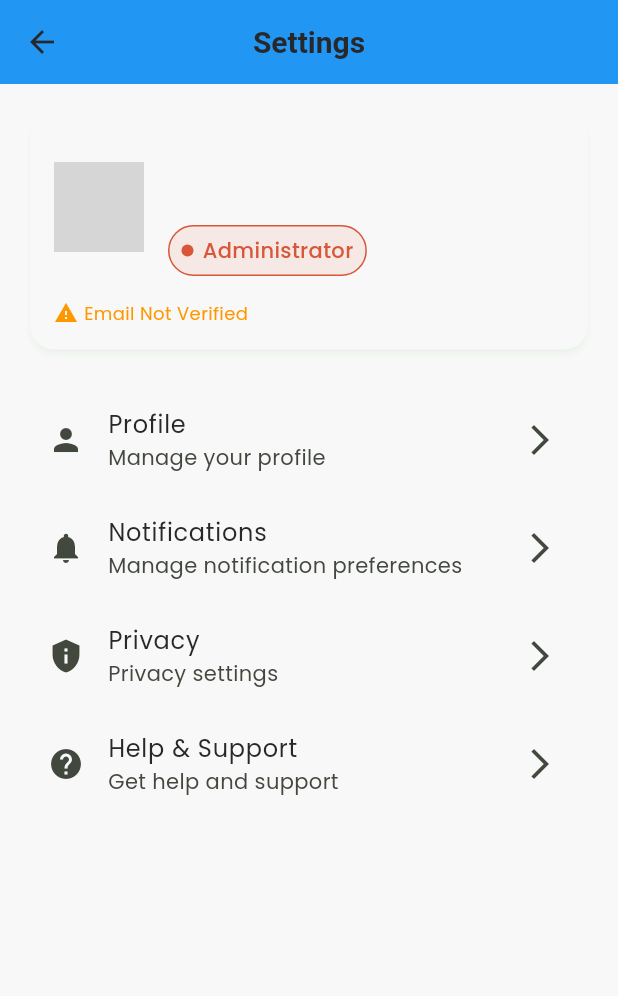
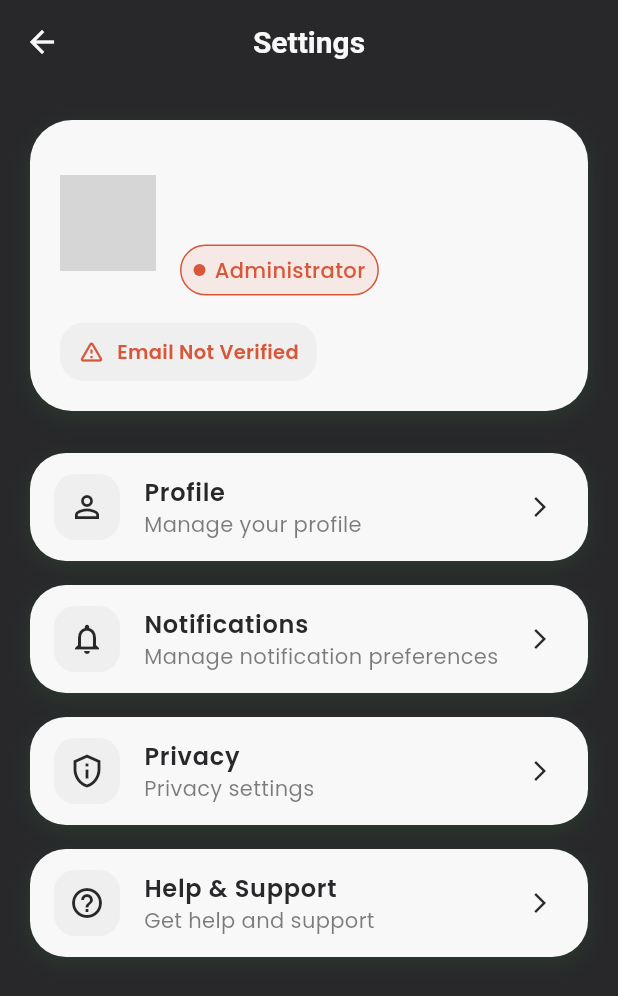
Before and after one commit to munirahmad9959/meetly, a Flutter app: the SettingsPage screen opened directly, on a phone screen of 412 x 824 dp. Shown: the top 996 px of the screen. Run offline on Flutter 3.47's test engine with Material 3 defaults, Android fonts, the light colour scheme and no system bars; our stand-ins replace cloud_firestore, firebase_auth, firebase_core, flutter_dotenv, google_fonts; accounts and stored records are empty; network calls fail; grey boxes are pictures that could not be loaded.

Commit message:
REFACTOR: Modernize settings page with improved design and layout
- Redesign settings page with AppTheme color scheme and modern card-based layout
- Implement custom settings tiles with proper spacing and visual hierarchy
- Add user profile card with enhanced styling and verification status display
- Replace basic ListTiles with custom components using brand colors and shadows
- Improve responsive design with proper padding and container decorations

```diff
--- a/lib/features/settings/presentation/pages/settings_page.dart
+++ b/lib/features/settings/presentation/pages/settings_page.dart
@@ -1,4 +1,5 @@
 import 'package:flutter/material.dart';
+import 'package:meetly/shared/theme/app_theme.dart';
 import 'package:provider/provider.dart';
 import '../../../auth/presentation/providers/auth_provider.dart';
 import '../../../auth/presentation/widgets/role_badge.dart';
@@ -9,14 +10,23 @@ class SettingsPage extends StatelessWidget {
   @override
   Widget build(BuildContext context) {
     return Scaffold(
+      backgroundColor: AppTheme.brandBlack,
       appBar: AppBar(
-        title: const Text('Settings'),
-        backgroundColor: Colors.blue,
-        foregroundColor: Colors.white,
+        backgroundColor: AppTheme.brandBlack,
+        elevation: 0,
+        title: const Text(
+          'Settings',
+          style: TextStyle(
+            color: AppTheme.brandBg,
+            fontWeight: FontWeight.w600,
           ),
-      body: Padding(
-        padding: const EdgeInsets.all(16.0),
+        ),
+        iconTheme: const IconThemeData(color: AppTheme.brandBg),
+      ),
+      body: SingleChildScrollView(
+        padding: const EdgeInsets.symmetric(horizontal: 20, vertical: 24),
         child: Column(
+          crossAxisAlignment: CrossAxisAlignment.stretch,
           children: [
             // User Profile Card
             Consumer<AuthProvider>(
@@ -24,22 +34,27 @@ class SettingsPage extends StatelessWidget {
                 final user = authProvider.user;
                 if (user == null) return const SizedBox.shrink();
 
-                return Card(
-                  elevation: 2,
-                  child: Padding(
-                    padding: const EdgeInsets.all(16.0),
+                return Container(
+                  decoration: BoxDecoration(
+                    color: AppTheme.brandBg,
+                    borderRadius: BorderRadius.circular(28),
+                    boxShadow: AppTheme.cardShadow,
+                  ),
+                  padding: const EdgeInsets.all(20),
                   child: Column(
+                    crossAxisAlignment: CrossAxisAlignment.start,
                     children: [
                       Row(
+                        crossAxisAlignment: CrossAxisAlignment.center,
                         children: [
                           CircleAvatar(
-                              radius: 30,
-                              backgroundColor: Colors.blue.withValues(alpha: 0.1),
+                            radius: 32,
+                            backgroundColor: AppTheme.brandBg,
                             backgroundImage: user.photoUrl != null
                                 ? NetworkImage(user.photoUrl!)
                                 : null,
                             child: user.photoUrl == null
-                                  ? RoleIcon(role: user.role, size: 30)
+                                ? RoleIcon(role: user.role, size: 32)
                                 : null,
                           ),
                           const SizedBox(width: 16),
@@ -50,8 +65,9 @@ class SettingsPage extends StatelessWidget {
                                 Text(
                                   user.fullName ?? 'No Name',
                                   style: const TextStyle(
-                                      fontSize: 18,
-                                      fontWeight: FontWeight.bold,
+                                    fontSize: 20,
+                                    fontWeight: FontWeight.w700,
+                                    color: AppTheme.brandBlack,
                                   ),
                                 ),
                                 const SizedBox(height: 4),
@@ -59,39 +75,79 @@ class SettingsPage extends StatelessWidget {
                                   user.email,
                                   style: TextStyle(
                                     fontSize: 14,
-                                      color: Colors.grey[600],
+                                    color: AppTheme.brandBlack.withValues(alpha: 0.7),
                                   ),
                                 ),
-                                  const SizedBox(height: 8),
+                                const SizedBox(height: 10),
                                 RoleBadge(role: user.role),
                               ],
                             ),
                           ),
                         ],
                       ),
-                        const SizedBox(height: 16),
-                        Row(
+                      const SizedBox(height: 18),
+                      Container(
+                        padding: const EdgeInsets.symmetric(
+                          horizontal: 12,
+                          vertical: 10,
+                        ),
+                        decoration: BoxDecoration(
+                          color: AppTheme.brandBullet,
+                          borderRadius: BorderRadius.circular(16),
+                        ),
+                        child: Row(
+                          mainAxisSize: MainAxisSize.min,
                           children: [
                             Icon(
-                              user.emailVerified
-                                  ? Icons.verified
-                                  : Icons.warning,
+                              user.emailVerified ? Icons.verified : Icons.warning_amber_rounded,
                               color: user.emailVerified
-                                  ? Colors.green
-                                  : Colors.orange,
-                              size: 16,
+                                  ? AppTheme.brandGreen
+                                  : AppTheme.brandDanger,
+                              size: 18,
                             ),
-                            const SizedBox(width: 4),
+                            const SizedBox(width: 8),
                             Text(
                               user.emailVerified
                                   ? 'Email Verified'
                                   : 'Email Not Verified',
                               style: TextStyle(
                                 color: user.emailVerified
-                                    ? Colors.green
-                                    : Colors.orange,
-                                fontSize: 12,
+                                    ? AppTheme.brandGreen
+                                    : AppTheme.brandDanger,
+                                fontSize: 13,
+                                fontWeight: FontWeight.w600,
                               ),
+                            ),
+                          ],
+                        ),
+                      ),
+                    ],
+                  ),
+                );
+              },
+            ),
+            const SizedBox(height: 28),
+            _SettingsListSection(
+              items: const [
+                _SettingsTileData(
+                  icon: Icons.person_outline,
+                  title: 'Profile',
+                  subtitle: 'Manage your profile',
+                ),
+                _SettingsTileData(
+                  icon: Icons.notifications_outlined,
+                  title: 'Notifications',
+                  subtitle: 'Manage notification preferences',
+                ),
+                _SettingsTileData(
+                  icon: Icons.privacy_tip_outlined,
+                  title: 'Privacy',
+                  subtitle: 'Privacy settings',
+                ),
+                _SettingsTileData(
+                  icon: Icons.help_outline,
+                  title: 'Help & Support',
+                  subtitle: 'Get help and support',
                 ),
               ],
             ),
@@ -99,36 +155,88 @@ class SettingsPage extends StatelessWidget {
         ),
       ),
     );
-              },
-            ),
-            const SizedBox(height: 20),
-            const ListTile(
-              leading: Icon(Icons.person),
-              title: Text('Profile'),
-              subtitle: Text('Manage your profile'),
-              trailing: Icon(Icons.arrow_forward_ios),
-            ),
-            ListTile(
-              leading: Icon(Icons.notifications),
-              title: Text('Notifications'),
-              subtitle: Text('Manage notification preferences'),
-              trailing: Icon(Icons.arrow_forward_ios),
-            ),
-            ListTile(
-              leading: Icon(Icons.privacy_tip),
-              title: Text('Privacy'),
-              subtitle: Text('Privacy settings'),
-              trailing: Icon(Icons.arrow_forward_ios),
-            ),
-            ListTile(
-              leading: Icon(Icons.help),
-              title: Text('Help & Support'),
-              subtitle: Text('Get help and support'),
-              trailing: Icon(Icons.arrow_forward_ios),
+  }
+}
+
+class _SettingsListSection extends StatelessWidget {
+  const _SettingsListSection({required this.items});
+
+  final List<_SettingsTileData> items;
+
+  @override
+  Widget build(BuildContext context) {
+    return Column(
+      children: [
+        for (int i = 0; i < items.length; i++)
+          Padding(
+            padding: EdgeInsets.only(bottom: i == items.length - 1 ? 0 : 16),
+            child: _SettingsListTile(data: items[i]),
           ),
       ],
+    );
+  }
+}
+
+class _SettingsListTile extends StatelessWidget {
+  const _SettingsListTile({required this.data});
+
+  final _SettingsTileData data;
+
+  @override
+  Widget build(BuildContext context) {
+    return Container(
+      decoration: BoxDecoration(
+        color: AppTheme.brandBg,
+        borderRadius: BorderRadius.circular(24),
+        boxShadow: AppTheme.cardShadow,
       ),
+      child: ListTile(
+        leading: Container(
+          width: 44,
+          height: 44,
+          decoration: BoxDecoration(
+            color: AppTheme.brandBullet,
+            borderRadius: BorderRadius.circular(14),
+          ),
+          alignment: Alignment.center,
+          child: Icon(
+            data.icon,
+            color: AppTheme.brandBlack,
+          ),
+        ),
+        title: Text(
+          data.title,
+          style: const TextStyle(
+            color: AppTheme.brandBlack,
+            fontWeight: FontWeight.w600,
+            fontSize: 16,
+          ),
+        ),
+        subtitle: Text(
+          data.subtitle,
+          style: TextStyle(
+            color: AppTheme.brandBlack.withValues(alpha: 0.6),
+          ),
+        ),
+        trailing: const Icon(
+          Icons.arrow_forward_ios,
+          size: 16,
+          color: AppTheme.brandBlack,
+        ),
+        onTap: () {},
       ),
     );
   }
 }
+
+class _SettingsTileData {
+  const _SettingsTileData({
+    required this.icon,
+    required this.title,
+    required this.subtitle,
+  });
+
+  final IconData icon;
+  final String title;
+  final String subtitle;
+}
```
Also changed, not shown: lib/core/routes/app_routes.dart (line endings or trailing spaces). Lines whose indentation alone changed are shown as unchanged.
